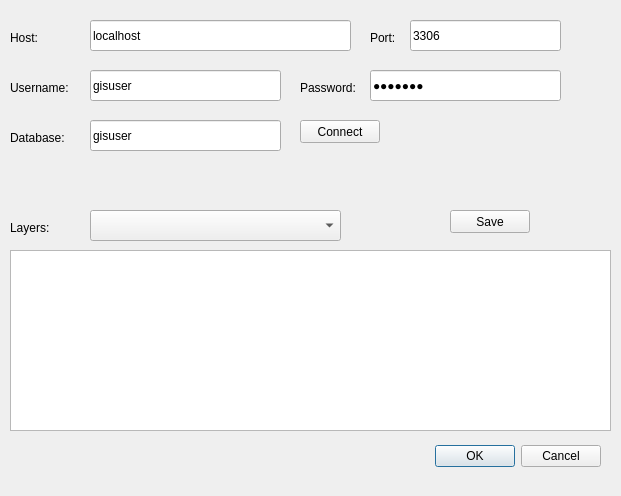
The window that lamp_gis_dialog_base.ui (rmmalpica/lamp-gis-plugin) describes before a commit, drawn with Qt 5.
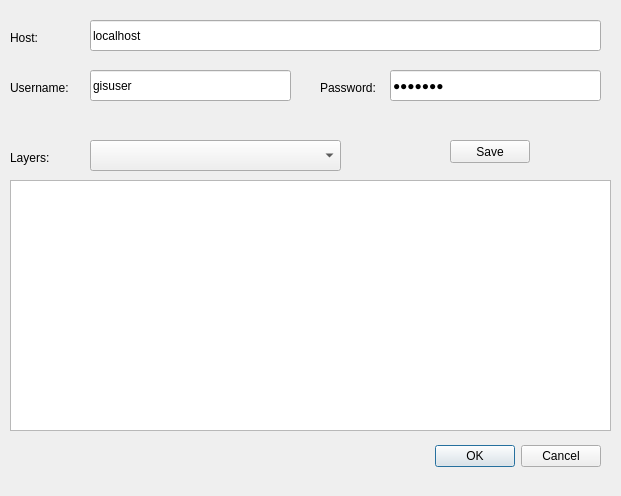
The same window after the commit.

Commit message: Testing images with QGIS

Diff of the .ui file:
```diff
--- a/lamp_gis_dialog_base.ui
+++ b/lamp_gis_dialog_base.ui
@@ -42,19 +42,6 @@
     <string>Host:</string>
    </property>
   </widget>
-  <widget class="QLabel" name="label_2">
-   <property name="geometry">
-    <rect>
-     <x>370</x>
-     <y>30</y>
-     <width>41</width>
-     <height>16</height>
-    </rect>
-   </property>
-   <property name="text">
-    <string>Port:</string>
-   </property>
-  </widget>
   <widget class="QLabel" name="label_3">
    <property name="geometry">
     <rect>
@@ -71,9 +58,9 @@
   <widget class="QLabel" name="label_4">
    <property name="geometry">
     <rect>
-     <x>300</x>
+     <x>320</x>
      <y>80</y>
-     <width>71</width>
+     <width>61</width>
      <height>16</height>
     </rect>
    </property>
@@ -81,38 +68,12 @@
     <string>Password:</string>
    </property>
   </widget>
-  <widget class="QLabel" name="label_5">
-   <property name="geometry">
-    <rect>
-     <x>10</x>
-     <y>130</y>
-     <width>71</width>
-     <height>16</height>
-    </rect>
-   </property>
-   <property name="text">
-    <string>Database:</string>
-   </property>
-  </widget>
-  <widget class="QPushButton" name="connectButton">
-   <property name="geometry">
-    <rect>
-     <x>300</x>
-     <y>120</y>
-     <width>80</width>
-     <height>23</height>
-    </rect>
-   </property>
-   <property name="text">
-    <string>Connect</string>
-   </property>
-  </widget>
   <widget class="QLineEdit" name="hostText">
    <property name="geometry">
     <rect>
      <x>90</x>
      <y>20</y>
-     <width>261</width>
+     <width>511</width>
      <height>31</height>
     </rect>
    </property>
@@ -120,25 +81,12 @@
     <string>localhost</string>
    </property>
   </widget>
-  <widget class="QLineEdit" name="portText">
-   <property name="geometry">
-    <rect>
-     <x>410</x>
-     <y>20</y>
-     <width>151</width>
-     <height>31</height>
-    </rect>
-   </property>
-   <property name="text">
-    <string>3306</string>
-   </property>
-  </widget>
   <widget class="QLineEdit" name="userText">
    <property name="geometry">
     <rect>
      <x>90</x>
      <y>70</y>
-     <width>191</width>
+     <width>201</width>
      <height>31</height>
     </rect>
    </property>
@@ -149,9 +97,9 @@
   <widget class="QLineEdit" name="passwordText">
    <property name="geometry">
     <rect>
-     <x>370</x>
+     <x>390</x>
      <y>70</y>
-     <width>191</width>
+     <width>211</width>
      <height>31</height>
     </rect>
    </property>
@@ -162,24 +110,11 @@
     <enum>QLineEdit::Password</enum>
    </property>
   </widget>
-  <widget class="QLineEdit" name="databaseText">
-   <property name="geometry">
-    <rect>
-     <x>90</x>
-     <y>120</y>
-     <width>191</width>
-     <height>31</height>
-    </rect>
-   </property>
-   <property name="text">
-    <string>gisuser</string>
-   </property>
-  </widget>
   <widget class="QLabel" name="label_6">
    <property name="geometry">
     <rect>
      <x>10</x>
-     <y>220</y>
+     <y>150</y>
      <width>71</width>
      <height>16</height>
     </rect>
@@ -192,7 +127,7 @@
    <property name="geometry">
     <rect>
      <x>90</x>
-     <y>210</y>
+     <y>140</y>
      <width>251</width>
      <height>31</height>
     </rect>
@@ -202,7 +137,7 @@
    <property name="geometry">
     <rect>
      <x>450</x>
-     <y>210</y>
+     <y>140</y>
      <width>80</width>
      <height>23</height>
     </rect>
@@ -215,9 +150,9 @@
    <property name="geometry">
     <rect>
      <x>10</x>
-     <y>250</y>
+     <y>180</y>
      <width>601</width>
-     <height>181</height>
+     <height>251</height>
     </rect>
    </property>
   </widget>
```
The commit also changes 2 other files.
